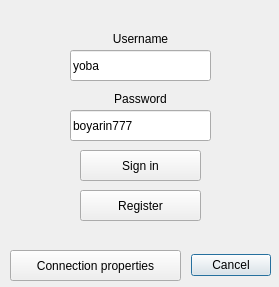
First picture: the form in ChatAuthWindow.ui, repository group93492/chat-client, before the edit.
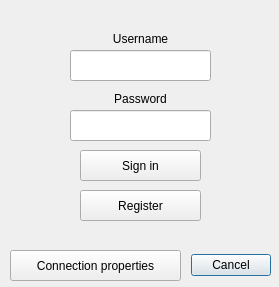
Second picture: the form after the edit.

Patch:
```diff
--- a/ChatAuthWindow.ui
+++ b/ChatAuthWindow.ui
@@ -54,7 +54,7 @@
     </rect>
    </property>
    <property name="text">
-    <string>boyarin777</string>
+    <string/>
    </property>
   </widget>
   <widget class="QPushButton" name="connectButton">
@@ -96,7 +96,7 @@
     </rect>
    </property>
    <property name="text">
-    <string>yoba</string>
+    <string/>
    </property>
   </widget>
   <widget class="QLabel" name="passwordLbl">
```
Left out of the diff: 2 changed lines with no effect on the pictures.
